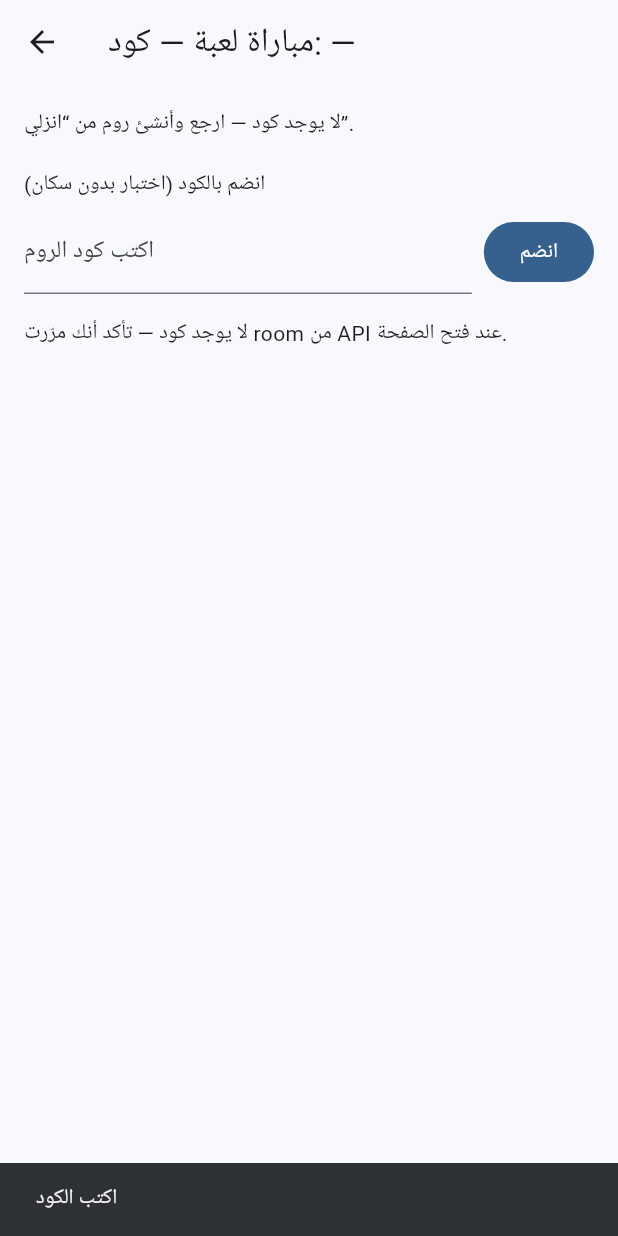
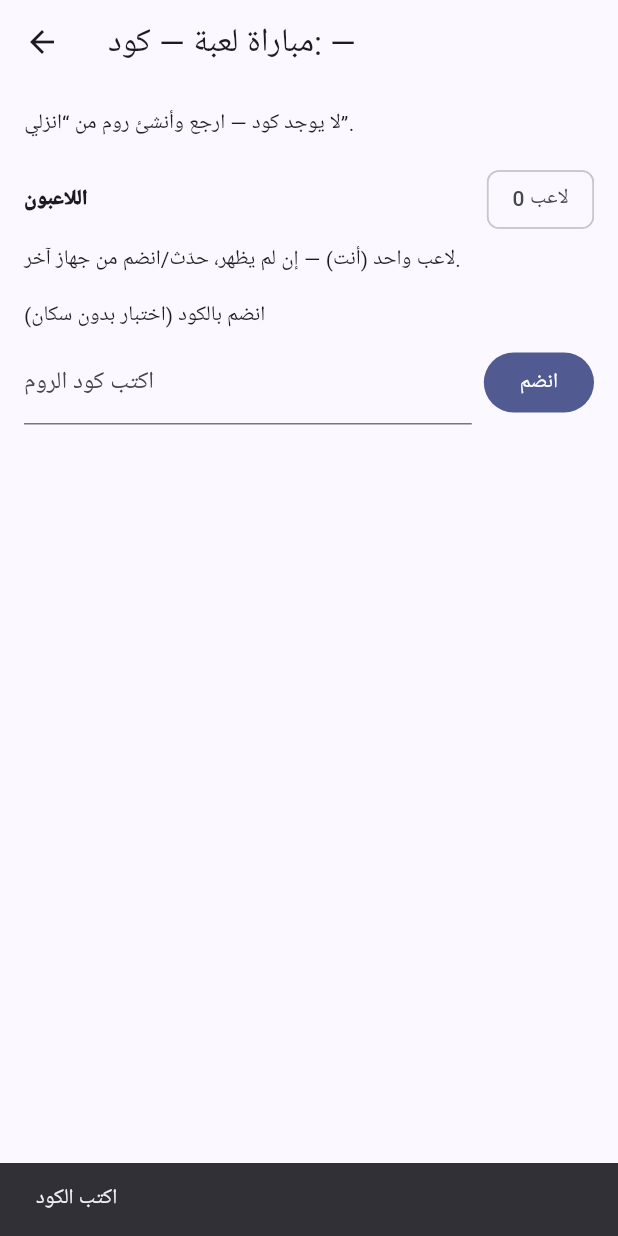
Before and after one commit to enzilyapp-source/inzeli_mvp, a Flutter app: the MatchPage screen opened directly with empty values, after a tap on "انضم", on a phone screen of 412 x 824 dp. Run offline on Flutter 3.47's test engine with Material 3 defaults, Android fonts, the light colour scheme and no system bars; our stand-ins replace audioplayers, qr_flutter, shared_preferences; accounts and stored records are empty.

Commit message:
feat: new score screen with live updates

```diff
--- a/lib/pages/match_page.dart
+++ b/lib/pages/match_page.dart
@@ -5,7 +5,7 @@ import '../api_room.dart';
 
 class MatchPage extends StatefulWidget {
   final AppState app;
-  final Map<String, dynamic>? room; // { code, gameId, ... }
+  final Map<String, dynamic>? room; // { code, gameId, players:[{userId, joinedAt}], ... }
   const MatchPage({super.key, required this.app, this.room});
 
   @override
@@ -14,15 +14,52 @@ class MatchPage extends StatefulWidget {
 
 class _MatchPageState extends State<MatchPage> {
   final _codeCtrl = TextEditingController();
-  @override void dispose() { _codeCtrl.dispose(); super.dispose(); }
+  List<Map<String, dynamic>> players = [];
+  bool loading = false;
 
-  void _msg(String m) => ScaffoldMessenger.of(context).showSnackBar(SnackBar(content: Text(m)));
+  @override
+  void initState() {
+    super.initState();
+
+    // 1) اعرض الـ host فورًا إن كان موجود في نتيجة الإنشاء
+    final initial = widget.room?['players'];
+    if (initial is List) {
+      players = initial.cast<Map<String, dynamic>>();
+    }
+
+    // 2) انعش من السيرفر
+    final code = (widget.room?['code'] ?? widget.app.roomCode ?? '').toString();
+    if (code.isNotEmpty) {
+      _refresh(code);
+    }
+  }
+
+  @override
+  void dispose() {
+    _codeCtrl.dispose();
+    super.dispose();
+  }
+
+  Future<void> _refresh(String code) async {
+    setState(() => loading = true);
+    try {
+      final fresh = await getPlayers(code, token: widget.app.token);
+      setState(() => players = fresh);
+    } catch (_) {
+      // ممكن تعرضي رسالة خطأ هنا
+    } finally {
+      setState(() => loading = false);
+    }
+  }
+
+  void _msg(String m) =>
+      ScaffoldMessenger.of(context).showSnackBar(SnackBar(content: Text(m)));
 
   @override
   Widget build(BuildContext context) {
     final code = (widget.room?['code'] ?? widget.app.roomCode ?? '').toString();
     final game = (widget.room?['gameId'] ?? widget.app.selectedGame ?? 'لعبة').toString();
-    final httpsLink = 'https://inzeli.app/join/$code';
+    final httpsLink = code.isEmpty ? '' : 'https://inzeli.app/join/$code';
 
     return Scaffold(
       appBar: AppBar(title: Text('مباراة $game — كود: ${code.isEmpty ? "—" : code}')),
@@ -36,52 +73,60 @@ class _MatchPageState extends State<MatchPage> {
           ] else
             const Text('لا يوجد كود — ارجع وأنشئ روم من “انزلي”.'),
 
-          const SizedBox(height: 20),
+          const SizedBox(height: 16),
+
+          // عنوان وعدّاد اللاعبين
+          Row(
+            mainAxisAlignment: MainAxisAlignment.spaceBetween,
+            children: [
+              const Text('اللاعبون', style: TextStyle(fontWeight: FontWeight.w900)),
+              Row(children: [
+                if (loading)
+                  const SizedBox(width: 16, height: 16, child: CircularProgressIndicator(strokeWidth: 2)),
+                const SizedBox(width: 8),
+                Chip(label: Text('${players.length} لاعب')),
+              ]),
+            ],
+          ),
+          const SizedBox(height: 6),
+
+          // قائمة اللاعبين
+          if (players.isEmpty)
+            const Text('لاعب واحد (أنت) — إن لم يظهر، حدّث/انضم من جهاز آخر.')
+          else
+            Wrap(
+              spacing: 6,
+              children: players.map((p) {
+                final uid = p['userId']?.toString() ?? '—';
+                return Chip(label: Text(uid));
+              }).toList(),
+            ),
+
+          const SizedBox(height: 16),
           const Text('انضم بالكود (اختبار بدون سكان)'),
           const SizedBox(height: 6),
+
           Row(
             children: [
               Expanded(child: TextField(controller: _codeCtrl, decoration: const InputDecoration(labelText: 'اكتب كود الروم'))),
               const SizedBox(width: 8),
               FilledButton(
                 onPressed: () async {
-                  final inputCode = _codeCtrl.text.trim();
+                  final inputCode = _codeCtrl.text.trim().isEmpty ? code : _codeCtrl.text.trim();
                   if (inputCode.isEmpty) { _msg('اكتب الكود'); return; }
                   if (!widget.app.isSignedIn) { _msg('سجّل دخول أول'); return; }
                   try {
                     await joinByCode(code: inputCode, userId: widget.app.userId!, token: widget.app.token);
                     _msg('Joined ✅');
-                  } catch (e) { _msg('خطأ: $e'); }
+                    _refresh(inputCode);
+                  } catch (e) {
+                    _msg('خطأ: $e');
+                  }
                 },
                 child: const Text('انضم'),
               ),
             ],
           ),
-
-          const SizedBox(height: 16),
-          if (code.isNotEmpty) ...[
-            const Text('اللاعبون:'),
-            const SizedBox(height: 6),
-            FutureBuilder<List<Map<String, dynamic>>>(
-              future: getPlayers(code, token: widget.app.token),
-              builder: (context, snap) {
-                if (snap.connectionState == ConnectionState.waiting) {
-                  return const Center(child: CircularProgressIndicator());
-                }
-                if (snap.hasError) return Text('خطأ: ${snap.error}');
-                final rows = snap.data ?? const <Map<String, dynamic>>[];
-                if (rows.isEmpty) return const Text('لاعب واحد (أنت)');
-                return Wrap(
-                  spacing: 6,
-                  children: rows.map((r) {
-                    final uid = r['userId']?.toString() ?? '—';
-                    return Chip(label: Text(uid));
-                  }).toList(),
-                );
-              },
-            ),
-          ] else
-            const Text('لا يوجد كود — تأكد أنك مرّرت room من API عند فتح الصفحة.'),
         ],
       ),
     );
--- a/pubspec.yaml
+++ b/pubspec.yaml
@@ -8,7 +8,7 @@ environment:
 dependencies:
   flutter:
     sdk: flutter
-  shared_preferences: ^2.2.2
+  shared_preferences: ^2.3.2
   qr_flutter: ^4.1.0
   app_links: ^6.1.2
   http: ^1.2.0
```
Also changed, not shown: lib/main.dart (+28 -37 lines), lib/pages/games_page.dart (+69 -8 lines), lib/pages/profile_page.dart (+16 -10 lines).
